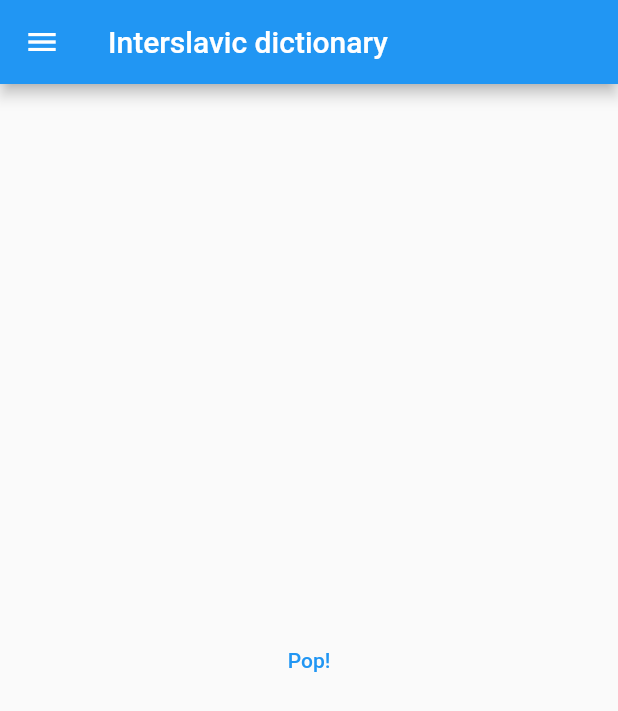
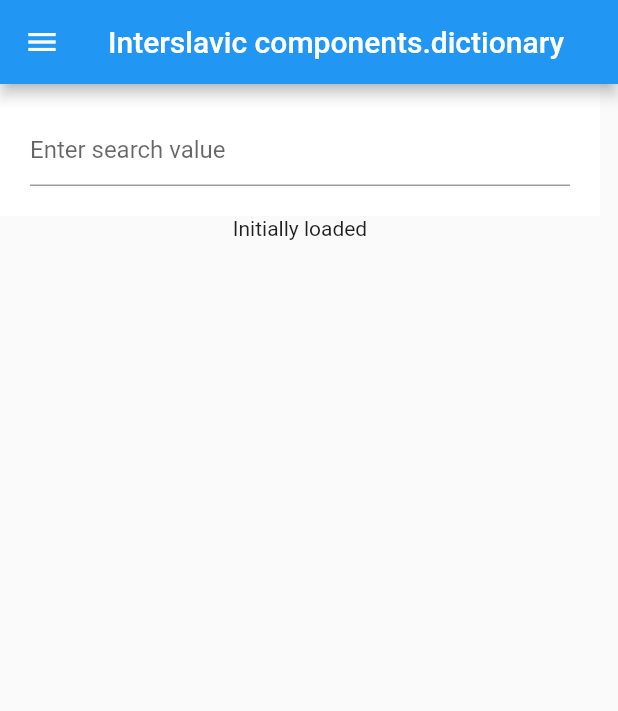
Before and after one commit to eakarpov/interslavic-app, a Flutter app: the DictionaryPage screen opened by its route, on a phone screen of 412 x 824 dp. Shown: the top 711 px of the screen. Run offline on Flutter 3.47's test engine with Material 2 defaults, Android fonts, the phone set to English and light mode, and no system bars; generated files the repository leaves out were written again.

Commit message:
dto models

```diff
--- a/lib/dictionary/main.dart
+++ b/lib/components/dictionary/main.dart
@@ -1,5 +1,6 @@
 import 'package:flutter/material.dart';
 import 'package:flutter_gen/gen_l10n/app_localizations.dart';
+import 'package:interslavic_app/components/dictionary/state.dart';
 
 class DictionaryPage extends StatelessWidget {
   const DictionaryPage({Key? key}) : super(key: key);
@@ -33,7 +34,19 @@ class DictionaryPage extends StatelessWidget {
                   onPressed: () {
                     Navigator.pushNamed(
                       context,
-                      '/dictionary',
+                      '/components.dictionary',
+                    );
+                  },
+                ),
+              ),
+              ListTile(
+                leading: const Icon(Icons.domain),
+                title: TextButton(
+                  child: const Text('Main page'),
+                  onPressed: () {
+                    Navigator.pushNamed(
+                      context,
+                      '/',
                     );
                   },
                 ),
@@ -41,14 +54,7 @@ class DictionaryPage extends StatelessWidget {
             ]
         ),
       ),
-      body: Center(
-        child: TextButton(
-          child: const Text('Pop!'),
-          onPressed: () {
-            Navigator.pop(context);
-          },
-        ),
-      ),
+      body: DictionaryView()
     );
   }
 }
--- /dev/null
+++ b/lib/components/dictionary/state.dart
@@ -0,0 +1,58 @@
+import 'package:flutter/cupertino.dart';
+import 'package:flutter/material.dart';
+import 'package:interslavic_app/api/main.dart';
+import 'package:interslavic_app/dto/article.dart';
+import 'package:interslavic_app/dto/list_params.dart';
+import 'package:interslavic_app/dto/page.dart';
+
+class DictionaryView extends StatefulWidget {
+  const DictionaryView({Key? key}) : super(key: key);
+
+  @override
+  _DictionaryState createState() => _DictionaryState();
+}
+
+class _DictionaryState extends State<DictionaryView> {
+  FutureBuilder<CPage<ArticleDTO>>? body;
+
+  @override
+  Widget build(BuildContext context) {
+    return Align(
+      alignment: Alignment.centerLeft,
+      child: Column(
+        children: <Widget>[
+          Container(
+            color: Colors.white,
+            constraints: const BoxConstraints(maxWidth: 400.0),
+            padding: const EdgeInsets.all(20.0),
+            child: Align(
+              alignment: Alignment.topLeft,
+              child: TextField(
+                decoration: const InputDecoration(
+                  hintText: 'Enter search value',
+                ),
+                onSubmitted: (String value) async {
+                  setState(() {
+                    body = FutureBuilder<CPage<ArticleDTO>>(
+                      future: fetchArticles(ListParams(10, 1, value)),
+                      builder: (context, snapshot) {
+                        if (snapshot.hasData) {
+                          return Text("loaded");
+                        } else if (snapshot.hasError) {
+                          return Text('${snapshot.error}');
+                        }
+
+                        return const CircularProgressIndicator();
+                      },
+                    );
+                  });
+                },
+              ),
+            ),
+          ),
+          body ?? Text("Initially loaded"),
+        ],
+      ),
+    );
+  }
+}
--- a/lib/home.dart
+++ b/lib/components/home/main.dart
@@ -46,7 +46,7 @@ class _MyHomePageState extends State<MyHomePage> {
                   onPressed: () {
                     Navigator.pushNamed(
                       context,
-                      '/dictionary',
+                      '/components.dictionary',
                     );
                   },
                 ),
--- /dev/null
+++ b/lib/dto/article.dart
@@ -0,0 +1,35 @@
+import 'package:json_annotation/json_annotation.dart';
+
+part 'article.g.dart';
+
+enum ArticleKind {
+  Term,
+  Saying,
+  Interpretation,
+  Idiom
+}
+
+// flutter pub run build_runner build
+
+@JsonSerializable()
+class ArticleDTO {
+  final String language;
+  final String alphabet;
+  final String dictionary_uri;
+  final String value;
+  final List<String> tags;
+  final ArticleKind kind;
+
+  ArticleDTO(
+    this.language,
+    this.alphabet,
+    this.dictionary_uri,
+    this.value,
+    this.tags,
+    this.kind,
+  );
+
+  factory ArticleDTO.fromJson(Map<String, dynamic> json) => _$ArticleDTOFromJson(json);
+
+  Map<String, dynamic> toJson() => _$ArticleDTOToJson(this);
+}
--- /dev/null
+++ b/lib/dto/list_params.dart
@@ -0,0 +1,36 @@
+import 'package:json_annotation/json_annotation.dart';
+
+part 'list_params.g.dart';
+
+class _Int2StrConverter implements JsonConverter<int, String> {
+  const _Int2StrConverter();
+
+  @override
+  int fromJson(String json) {
+    return int.parse(json);
+  }
+
+  @override
+  String toJson(int object) => object.toString();
+}
+
+@JsonSerializable()
+class ListParams {
+  @_Int2StrConverter()
+  final int per_page;
+
+  @_Int2StrConverter()
+  final int page;
+
+  final String name;
+
+  ListParams(
+    this.per_page,
+    this.page,
+    this.name,
+  );
+
+  factory ListParams.fromJson(Map<String, dynamic> json) => _$ListParamsFromJson(json);
+
+  Map<String, dynamic> toJson() => _$ListParamsToJson(this);
+}
--- /dev/null
+++ b/lib/dto/page.dart
@@ -0,0 +1,42 @@
+import 'package:interslavic_app/dto/article.dart';
+import 'package:json_annotation/json_annotation.dart';
+
+part 'page.g.dart';
+
+// flutter pub run build_runner build
+
+class _GenericListConverter<T> implements JsonConverter<T, Object> {
+  const _GenericListConverter();
+
+  @override
+  T fromJson(Object json) {
+    if (json is Map<String, dynamic> &&
+        json.containsKey('value')) {
+      return ArticleDTO.fromJson(json) as T;
+    }
+    return json as T;
+  }
+
+  @override
+  Object toJson(T object) => object as Object;
+}
+
+@JsonSerializable()
+class CPage<T> {
+
+  @_GenericListConverter()
+  final List<T> list;
+
+  final int page;
+  final int total;
+
+  CPage(
+    this.list,
+    this.page,
+    this.total,
+  );
+
+  factory CPage.fromJson(Map<String, dynamic> json) => _$CPageFromJson(json);
+
+  Map<String, dynamic> toJson() => _$CPageToJson(this);
+}
--- a/lib/l10n/app_en.arb
+++ b/lib/l10n/app_en.arb
@@ -1,3 +1,3 @@
 {
-    "appTitle": "Interslavic dictionary"
+    "appTitle": "Interslavic components.dictionary"
 }
--- a/lib/main.dart
+++ b/lib/main.dart
@@ -1,8 +1,8 @@
 import 'package:flutter/material.dart';
 import 'package:flutter_gen/gen_l10n/app_localizations.dart';
 
-import 'dictionary/main.dart';
-import 'home.dart';
+import 'package:interslavic_app/components/dictionary/main.dart';
+import 'package:interslavic_app/components/home/main.dart';
 
 void main() {
   runApp(const MyApp());
@@ -23,7 +23,7 @@ class MyApp extends StatelessWidget {
       ),
       routes: {
         '/': (context) => const MyHomePage(),
-        '/dictionary': (context) => DictionaryPage(),
+        '/components.dictionary': (context) => DictionaryPage(),
       },
     );
   }
--- a/pubspec.yaml
+++ b/pubspec.yaml
@@ -29,6 +29,8 @@ environment:
 dependencies:
   flutter:
     sdk: flutter
+  json_annotation: ^4.1.0
+  http: ^0.13.3
   flutter_localizations:
     sdk: flutter
   intl: ^0.17.0
@@ -38,6 +40,8 @@ dependencies:
   cupertino_icons: ^1.0.2
 
 dev_dependencies:
+  json_serializable: ^5.0.2
+  build_runner: ^2.1.2
   flutter_test:
     sdk: flutter
 
```
Also changed, not shown: lib/api/main.dart (added, +32 -0 lines), lib/dto/article.g.dart (added), lib/dto/list_params.g.dart (added), lib/dto/page.g.dart (added), pubspec.lock, 1 other file.
